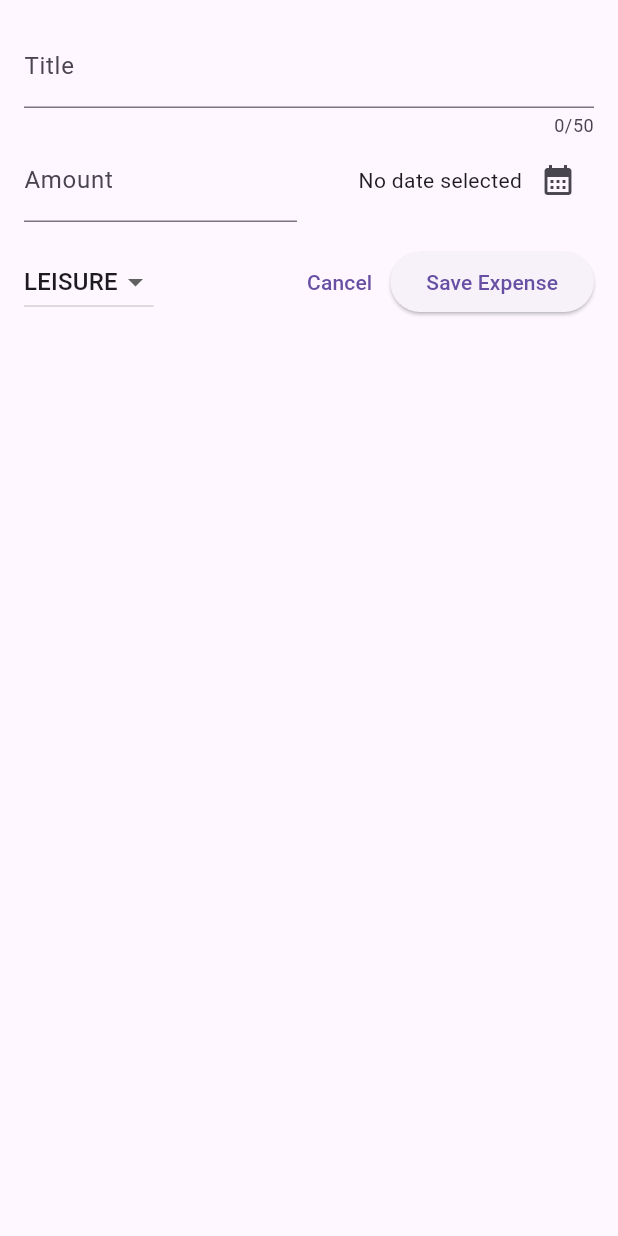
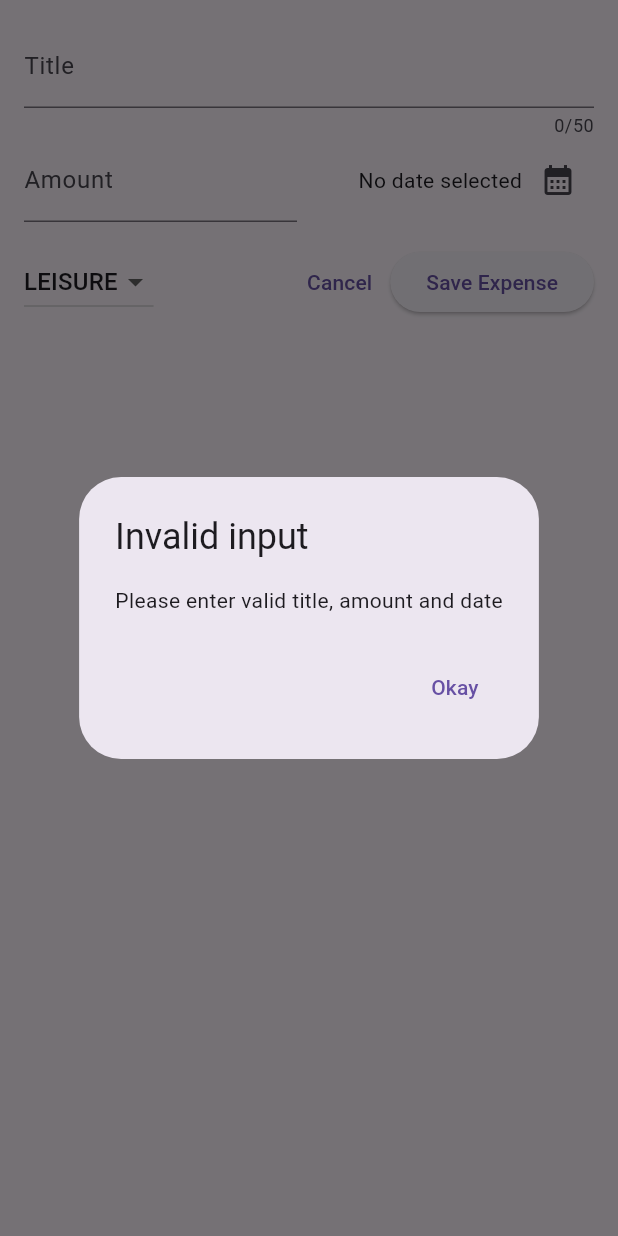
Before and after one commit to MoldyHacker/expense_tracker, a Flutter app: the NewExpense widget shown alone on an empty page, opened directly, after a tap on "Save Expense", on a phone screen of 412 x 824 dp. Run offline on Flutter 3.47's test engine with Material 3 defaults, Android fonts, the phone set to English and light mode, and no system bars.

Commit message:
Add expense data validation and error dialog

```diff
--- a/lib/widgets/new_expense.dart
+++ b/lib/widgets/new_expense.dart
@@ -29,6 +29,31 @@ class _NewExpenseState extends State<NewExpense> {
     setState(() {
       _selectedDate = pickedDate;
     });
+  }
+
+  void _submitExpenseData() {
+    final enteredAmount = double.tryParse(_amountController.text);
+    final amountIsInvalid = enteredAmount == null || enteredAmount <= 0;
+    if (_titleController.text.trim().isEmpty ||
+        amountIsInvalid ||
+        _selectedDate == null) {
+      showDialog(
+        context: context,
+        builder: (ctx) => AlertDialog(
+          title: const Text('Invalid input'),
+          content: const Text('Please enter valid title, amount and date'),
+          actions: [
+            TextButton(
+              onPressed: () {
+                Navigator.pop(ctx);
+              },
+              child: const Text('Okay'),
+            ),
+          ],
+        ),
+      );
+      return;
+    }
   }
 
   @override
@@ -109,10 +134,7 @@ class _NewExpenseState extends State<NewExpense> {
                   },
                   child: const Text('Cancel')),
               ElevatedButton(
-                onPressed: () {
-                  print(_titleController.text);
-                  print(_amountController.text);
-                },
+                onPressed: _submitExpenseData,
                 child: const Text('Save Expense'),
               ),
             ],
```
